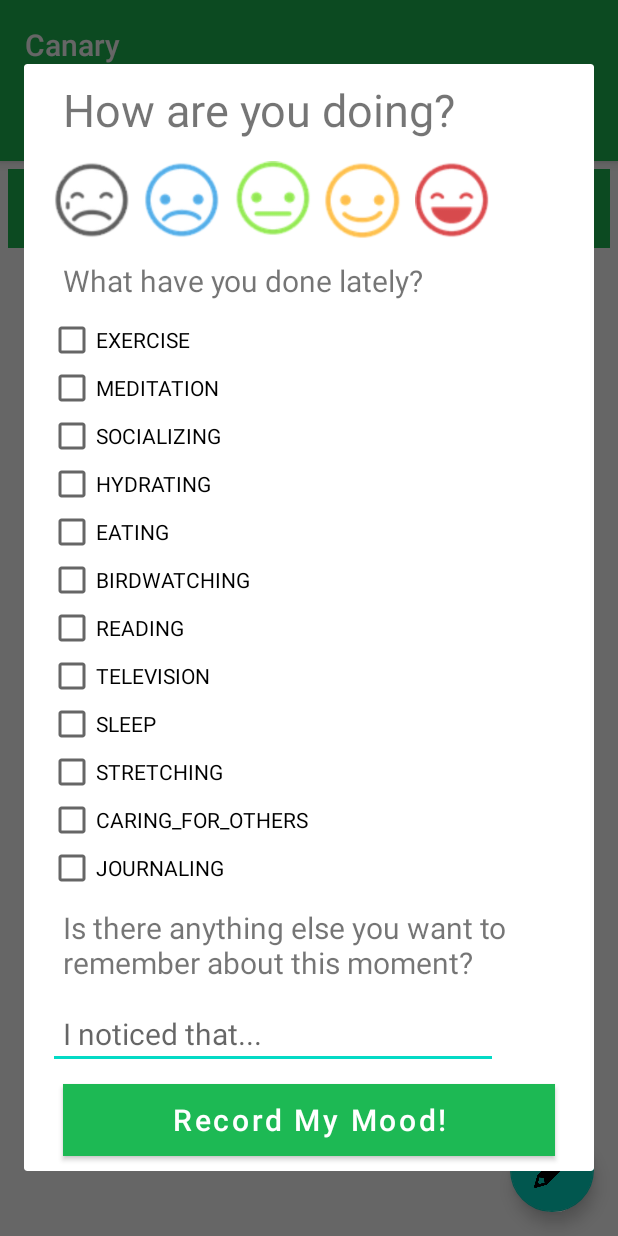
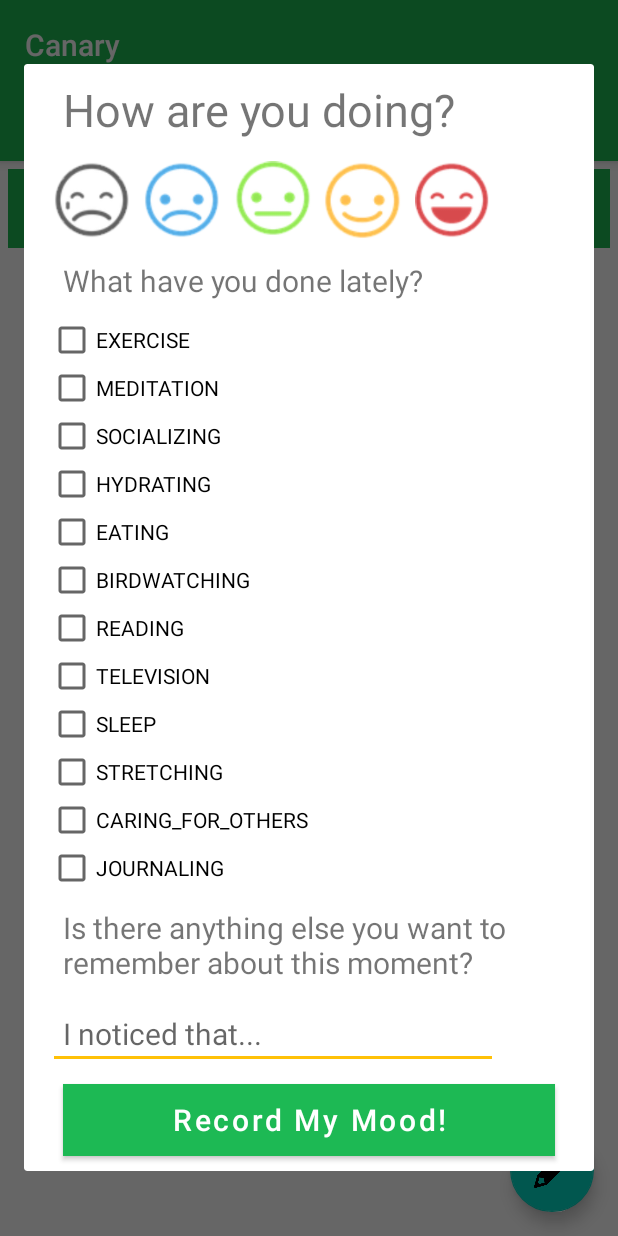
Before and after one commit to yahancheng/canary, an Android app: the fragment MoodEntryFragment placed in its activity, tab 3 chosen, on a phone screen of 412 x 824 dp. Run offline under Robolectric (Android 15) with nearby library versions, the phone set to English and light mode, and no system bars; 3 statements that could not run were skipped.

Commit message:
You can swipe down on the history screen to refresh the list of mood entries

```diff
--- a/app/build.gradle
+++ b/app/build.gradle
@@ -40,6 +40,8 @@ dependencies {
     implementation 'com.google.android.material:material:1.1.0'
     implementation 'androidx.constraintlayout:constraintlayout:1.1.3'
     implementation 'androidx.lifecycle:lifecycle-extensions:2.0.0'
+    implementation "androidx.swiperefreshlayout:swiperefreshlayout:1.0.0"
+
 
     debugImplementation 'androidx.fragment:fragment-testing:1.1.0'
 
--- a/app/src/main/java/com/chelseatroy/canary/MainActivity.kt
+++ b/app/src/main/java/com/chelseatroy/canary/MainActivity.kt
@@ -1,23 +1,27 @@
 package com.chelseatroy.canary
 
+import android.content.DialogInterface
 import android.os.Bundle
+import androidx.appcompat.app.AppCompatActivity
+import androidx.fragment.app.Fragment
+import androidx.viewpager.widget.PagerAdapter
+import androidx.viewpager.widget.ViewPager
+import com.chelseatroy.canary.ui.main.HistoryFragment
+import com.chelseatroy.canary.ui.main.MoodEntryFragment
+import com.chelseatroy.canary.ui.main.SectionsPagerAdapter
 import com.google.android.material.floatingactionbutton.FloatingActionButton
 import com.google.android.material.tabs.TabLayout
-import androidx.viewpager.widget.ViewPager
-import androidx.appcompat.app.AppCompatActivity
-import androidx.viewpager.widget.PagerAdapter
-import com.chelseatroy.canary.ui.main.MoodEntryFragment
-import com.chelseatroy.canary.ui.main.SectionsPagerAdapter
 
 class MainActivity : AppCompatActivity() {
-    lateinit var sectionsPagerAdapter: PagerAdapter
+    lateinit var sectionsPagerAdapter: SectionsPagerAdapter
+    lateinit var viewPager: ViewPager
 
     override fun onCreate(savedInstanceState: Bundle?) {
         super.onCreate(savedInstanceState)
         setContentView(R.layout.activity_main)
         sectionsPagerAdapter = SectionsPagerAdapter(this, supportFragmentManager)
 
-        val viewPager = findViewById(R.id.view_pager) as ViewPager
+        viewPager = findViewById(R.id.view_pager) as ViewPager
         viewPager.adapter = sectionsPagerAdapter
         val tabs: TabLayout = findViewById(R.id.tabs)
         tabs.setupWithViewPager(viewPager)
@@ -34,4 +38,5 @@ class MainActivity : AppCompatActivity() {
             dialogFragment.show(fragmentTransaction, getString(R.string.mood_entry_fragment_tag))
         }
     }
+
 }
--- a/app/src/main/res/layout/fragment_history.xml
+++ b/app/src/main/res/layout/fragment_history.xml
@@ -16,11 +16,17 @@
         android:textSize="24sp"
         android:textStyle="bold" />
 
-    <androidx.recyclerview.widget.RecyclerView
-        android:id="@+id/mood_entry_list"
+    <androidx.swiperefreshlayout.widget.SwipeRefreshLayout
+        android:id="@+id/swipe_refresh_layout"
         android:layout_width="match_parent"
         android:layout_height="match_parent"
-        android:layout_below="@+id/my_entries_label"
-        tools:listitem="@layout/item_list_mood_entry" />
+        android:layout_below="@+id/my_entries_label">
+
+        <androidx.recyclerview.widget.RecyclerView
+            android:id="@+id/mood_entry_list"
+            android:layout_width="match_parent"
+            android:layout_height="match_parent"
+            tools:listitem="@layout/item_list_mood_entry" />
+    </androidx.swiperefreshlayout.widget.SwipeRefreshLayout>
 
 </RelativeLayout>
--- a/app/src/main/res/values/colors.xml
+++ b/app/src/main/res/values/colors.xml
@@ -2,5 +2,5 @@
 <resources>
     <color name="colorPrimary">#1DB954</color>
     <color name="colorPrimaryDark">#000000</color>
-    <color name="colorAccent">#03DAC5</color>
+    <color name="colorAccent">#FFC107</color>
 </resources>
```
Also changed, not shown: app/src/main/java/com/chelseatroy/canary/ui/main/HistoryFragment.kt (+13 -0 lines).
